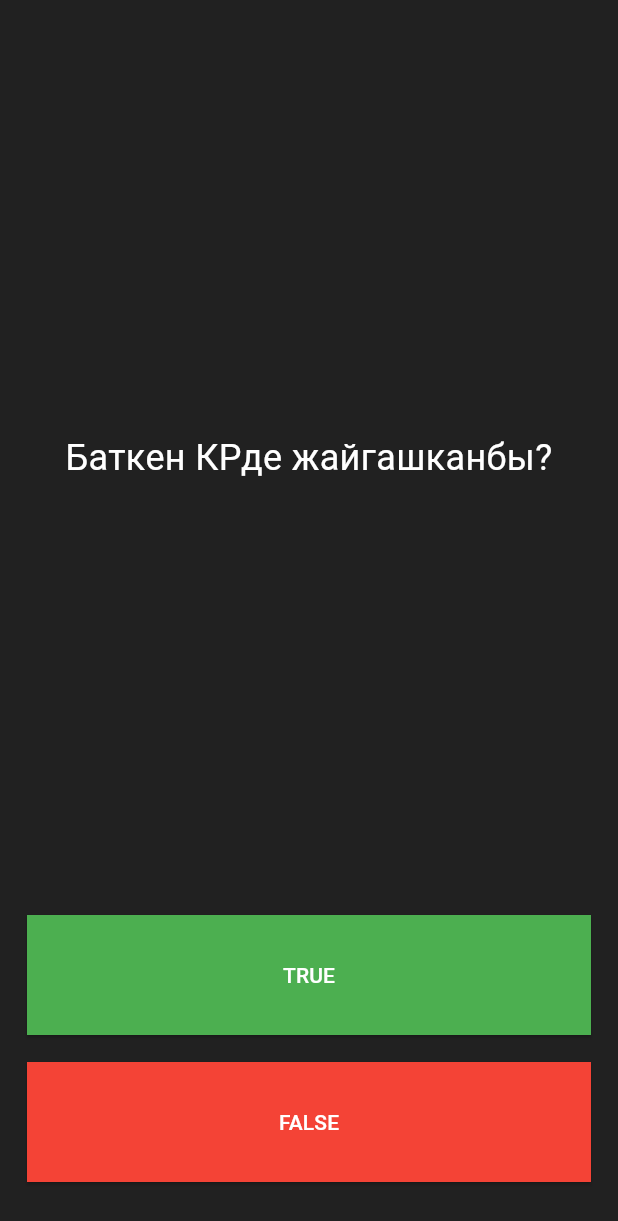
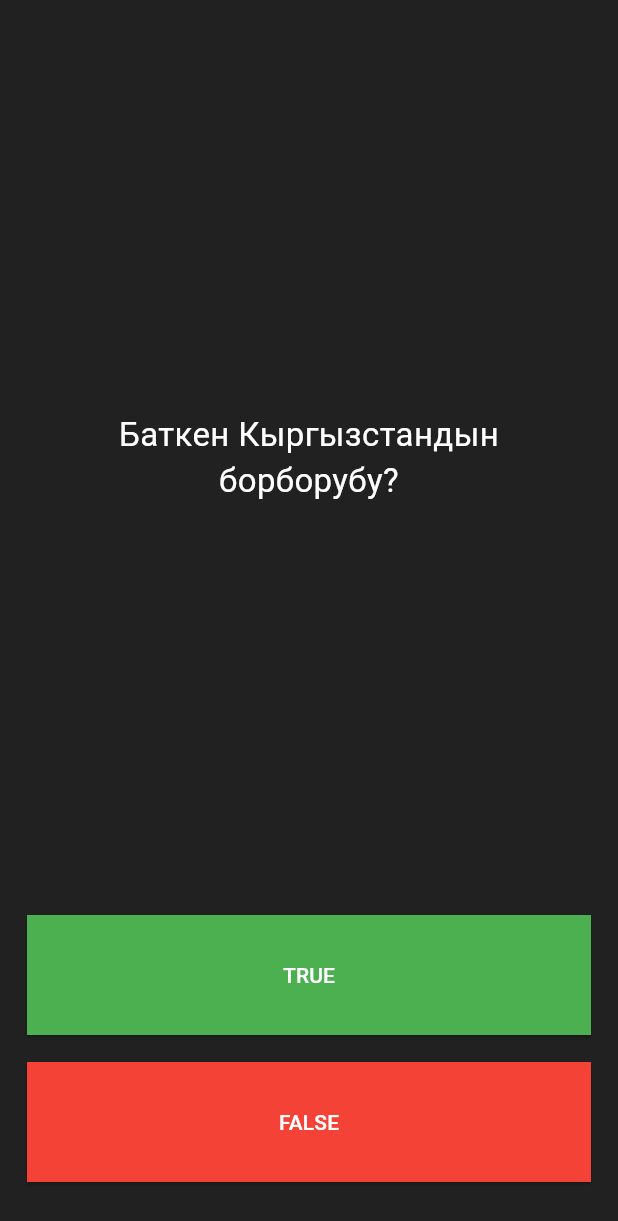
Before and after one commit to Posmonalieva/flutter_quiz_app, a Flutter app: the screen it shows after launch, on a phone screen of 412 x 824 dp. Shown: the top 1221 px of the screen. Run offline on Flutter 3.47's test engine with Material 3 defaults, Android fonts, the phone set to English and light mode, and no system bars; our stand-ins replace flutter_riverpod, riverpod_annotation; generated files the repository leaves out were written again.

Commit message:
Quiz App is done with riverpod

```diff
--- a/lib/main.dart
+++ b/lib/main.dart
@@ -1,10 +1,9 @@
-import 'dart:developer';
-
 import 'package:flutter/material.dart';
-import 'package:flutter_h_work6/brain_quiz.dart';
+import 'package:flutter_riverpod/flutter_riverpod.dart';
+import 'package:quiz_app/pages/brain_page.dart';
 
 void main() {
-  runApp(const MyApp());
+  runApp(const ProviderScope(child: MyApp()));
 }
 
 class MyApp extends StatelessWidget {
@@ -13,226 +12,13 @@ class MyApp extends StatelessWidget {
   @override
   Widget build(BuildContext context) {
     return MaterialApp(
-      title: 'Flutter Demo',
+      title: 'Quiz App',
       theme: ThemeData(
         colorScheme: ColorScheme.fromSeed(seedColor: Colors.deepPurple),
         useMaterial3: true,
       ),
-      home: const MyHomePage(),
+      home: const BrainPage(),
       debugShowCheckedModeBanner: false,
     );
   }
 }
-
-class MyHomePage extends StatefulWidget {
-  const MyHomePage({super.key});
-
-  @override
-  State<MyHomePage> createState() => _MyHomePageState();
-}
-
-class _MyHomePageState extends State<MyHomePage> {
-  List<Widget> icons = [];
-
-  BrainQuiz brainQuiz = BrainQuiz();
-
-  @override
-  void initState() {
-    brainQuiz.fillQuestion();
-    super.initState();
-  }
-
-  @override
-  Widget build(BuildContext context) {
-    return Scaffold(
-      backgroundColor: Colors.grey.shade900,
-      body: SafeArea(
-        child: Padding(
-          padding: const EdgeInsets.symmetric(horizontal: 18),
-          child: Column(
-            mainAxisAlignment: MainAxisAlignment.center,
-            crossAxisAlignment: CrossAxisAlignment.stretch,
-            children: <Widget>[
-              Expanded(
-                flex: 5,
-                child: Center(
-                  child: Text(
-                    brainQuiz.showQuestion(),
-                    style: const TextStyle(
-                      color: Colors.white,
-                      fontSize: 24,
-                    ),
-                    textAlign: TextAlign.center,
-                  ),
-                ),
-              ),
-              SizedBox(
-                height: 80,
-                child: Expanded(
-                  child: ElevatedButton(
-                    style: ElevatedButton.styleFrom(
-                      backgroundColor: Colors.green,
-                      shape: const RoundedRectangleBorder(
-                        borderRadius: BorderRadius.zero,
-                      ),
-                    ),
-                    onPressed: () {
-                      userClicked(true);
-                    },
-                    child: const Text(
-                      'TRUE',
-                      style: TextStyle(
-                        color: Colors.white,
-                      ),
-                    ),
-                  ),
-                ),
-              ),
-              const SizedBox(
-                height: 18,
-              ),
-              SizedBox(
-                height: 80,
-                child: Expanded(
-                  child: ElevatedButton(
-                    style: ElevatedButton.styleFrom(
-                      backgroundColor: Colors.red,
-                      shape: const RoundedRectangleBorder(
-                        borderRadius: BorderRadius.zero,
-                      ),
-                    ),
-                    onPressed: () {
-                      userClicked(false);
-                    },
-                    child: const Text(
-                      'FALSE',
-                      style: TextStyle(
-                        color: Colors.white,
-                      ),
-                    ),
-                  ),
-                ),
-              ),
-              Padding(
-                padding: const EdgeInsets.symmetric(vertical: 18.0),
-                child: Row(
-                  children: icons,
-                  //]
-                  // Icon(
-                  //   Icons.check,
-                  //   color: Colors.white,
-                  //   size: 30,
-                  // ),
-                  // Icon(
-                  //   Icons.close,
-                  //   color: Colors.red,
-                  //   size: 30,
-                  // ),
-                  //],
-                ),
-              ),
-            ],
-          ),
-        ),
-      ),
-    );
-  }
-
-  Future<void> _showMyDialog() async {
-    return showDialog<void>(
-      context: context,
-      barrierDismissible: false, // user must tap button!
-      builder: (BuildContext context) {
-        return AlertDialog(
-          title: const Text('Суроолор бутту!'),
-          content: const SingleChildScrollView(
-            child: ListBody(
-              children: <Widget>[
-                Text('Кайрадан башта!'),
-              ],
-            ),
-          ),
-          actions: <Widget>[
-            TextButton(
-              child: const Text('OK'),
-              onPressed: () {
-                kayradanBashta();
-                Navigator.of(context).pop();
-              },
-            ),
-          ],
-        );
-      },
-    );
-  }
-
-  void kayradanBashta() {
-    icons.clear();
-    //icons = [];
-
-    brainQuiz.restart();
-    setState(() {});
-  }
-
-  void userClicked(bool usersAnswer) {
-    bool akyrkySuroobu = brainQuiz.isLastQuestion();
-    bool tuuraJoop = brainQuiz.getCorrectAnswer();
-
-    log('userClicked akyrkySuroobu: $akyrkySuroobu');
-
-    if (akyrkySuroobu) {
-      log('userCliked akyrkySuroobu tuura: $akyrkySuroobu');
-      _showMyDialog();
-    } else {
-      // log('userClicked tuuraJoop: $tuuraJoop');
-      if (usersAnswer == tuuraJoop) {
-        // log('userclicked tuura joop berdi');
-        icons.add(
-          const Icon(
-            Icons.check,
-            color: Colors.white,
-            size: 30,
-          ),
-        );
-      } else {
-        log('userclicked kata joop berdi');
-        icons.add(
-          const Icon(
-            Icons.close,
-            color: Colors.white,
-            size: 30,
-          ),
-        );
-      }
-      brainQuiz.getNextQuestion();
-    }
-
-    // log('userClicked userAnswer: $usersAnswer');
-
-    setState(() {});
-  }
-
-  void clickRightIcon() {
-    brainQuiz.getNextQuestion();
-    //  icons.add(
-    //   const Icon(
-    //     Icons.check,
-    //     color: Colors.white,
-    //     size: 30,
-    //   ),
-    // );
-    setState(() {});
-  }
-
-  void clickUnRightIcon() {
-    brainQuiz.getNextQuestion();
-    // icons.add(
-    //   const Icon(
-    //     Icons.close,
-    //     color: Colors.white,
-    //     size: 30,
-    //   ),
-    // );
-    setState(() {});
-  }
-}
--- /dev/null
+++ b/lib/pages/brain_page.dart
@@ -0,0 +1,71 @@
+import 'package:flutter/material.dart';
+
+import 'package:flutter_riverpod/flutter_riverpod.dart';
+import 'package:quiz_app/providers/quiz_services_providers.dart';
+import 'package:quiz_app/widgets/custom_button.dart';
+
+class BrainPage extends StatelessWidget {
+  const BrainPage({super.key});
+
+  @override
+  Widget build(BuildContext context) {
+    return Scaffold(
+      backgroundColor: Colors.grey.shade900,
+      body: SafeArea(
+        child: Padding(
+          padding: const EdgeInsets.symmetric(horizontal: 18),
+          child: Consumer(
+            builder: (context, ref, child) {
+              final quizProvider = ref.watch(quizServicesNotifiersProvider);
+
+              return Column(
+                mainAxisAlignment: MainAxisAlignment.center,
+                crossAxisAlignment: CrossAxisAlignment.stretch,
+                children: <Widget>[
+                  Expanded(
+                    flex: 5,
+                    child: Center(
+                      child: Text(
+                        quizProvider.question,
+                        style: const TextStyle(
+                          color: Colors.white,
+                          fontSize: 22,
+                        ),
+                        textAlign: TextAlign.center,
+                      ),
+                    ),
+                  ),
+                  CustomButton(
+                    backgroundColor: Colors.green,
+                    onPressed: () {
+                      ref
+                          .read(quizServicesNotifiersProvider.notifier)
+                          .userClicked(context: context, usersAnswer: true);
+                    },
+                    text: 'TRUE',
+                  ),
+                  const SizedBox(height: 18),
+                  CustomButton(
+                    backgroundColor: Colors.red,
+                    onPressed: () {
+                      ref
+                          .read(quizServicesNotifiersProvider.notifier)
+                          .userClicked(context: context, usersAnswer: false);
+                    },
+                    text: 'FALSE',
+                  ),
+                  Padding(
+                    padding: const EdgeInsets.symmetric(vertical: 18.0),
+                    child: Row(
+                      children: quizProvider.icons,
+                    ),
+                  ),
+                ],
+              );
+            },
+          ),
+        ),
+      ),
+    );
+  }
+}
--- a/lib/quiz_data.dart
+++ /dev/null
@@ -1,8 +0,0 @@
-import 'package:flutter_h_work6/question.dart';
-
-List<Question> suroolor = [
-  Question(question: 'Баткен КРде жайгашканбы?', answer: false),
-  Question(question: 'Африкада кар жаайбы?', answer: false),
-  Question(question: 'Flutter Dart тилинин фреймворкубу?', answer: true),
-  Question(question: 'Бишкек борбор шаарбы?', answer: true),
-];
--- /dev/null
+++ b/lib/widgets/custom_button.dart
@@ -0,0 +1,36 @@
+import 'package:flutter/material.dart';
+
+class CustomButton extends StatelessWidget {
+  final Color backgroundColor;
+  final Function() onPressed;
+  final String text;
+
+  const CustomButton({
+    required this.backgroundColor,
+    required this.onPressed,
+    required this.text,
+    super.key,
+  });
+
+  @override
+  Widget build(BuildContext context) {
+    return SizedBox(
+      height: 80,
+      child: ElevatedButton(
+        style: ElevatedButton.styleFrom(
+          backgroundColor: backgroundColor,
+          shape: const RoundedRectangleBorder(
+            borderRadius: BorderRadius.zero,
+          ),
+        ),
+        onPressed: onPressed,
+        child: Text(
+          text,
+          style: const TextStyle(
+            color: Colors.white,
+          ),
+        ),
+      ),
+    );
+  }
+}
```
Also changed, not shown: lib/brain_quiz.dart (deleted, +0 -70 lines), lib/data/data_quiz.dart (added, +9 -0 lines), lib/models/client_quiz_model.dart (added, +11 -0 lines), lib/providers/quiz_services_providers.dart (added, +68 -0 lines), lib/sabak.dart (deleted, +0 -35 lines), lib/services/quiz_services.dart (added, +36 -0 lines), lib/widgets/custom_dialog.dart (added, +27 -0 lines), pubspec.yaml (+9 -40 lines), lib/models/question.dart (renamed from lib/question.dart), lib/providers/quiz_services_providers.g.dart (added), pubspec.lock, 16 other files.
